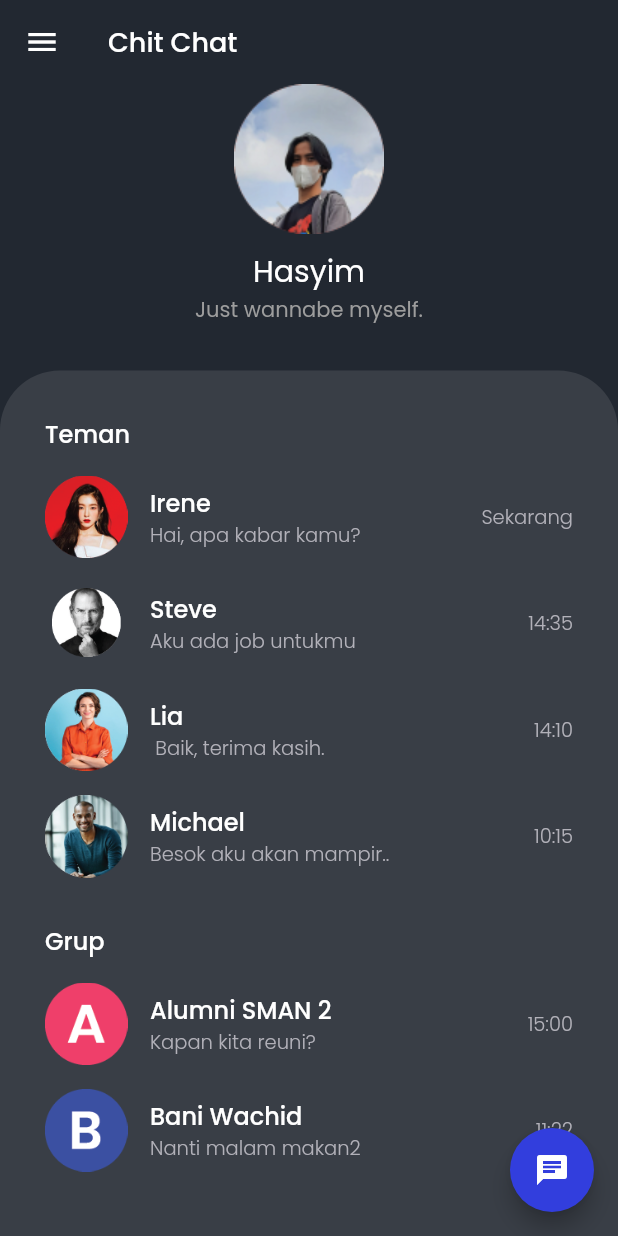
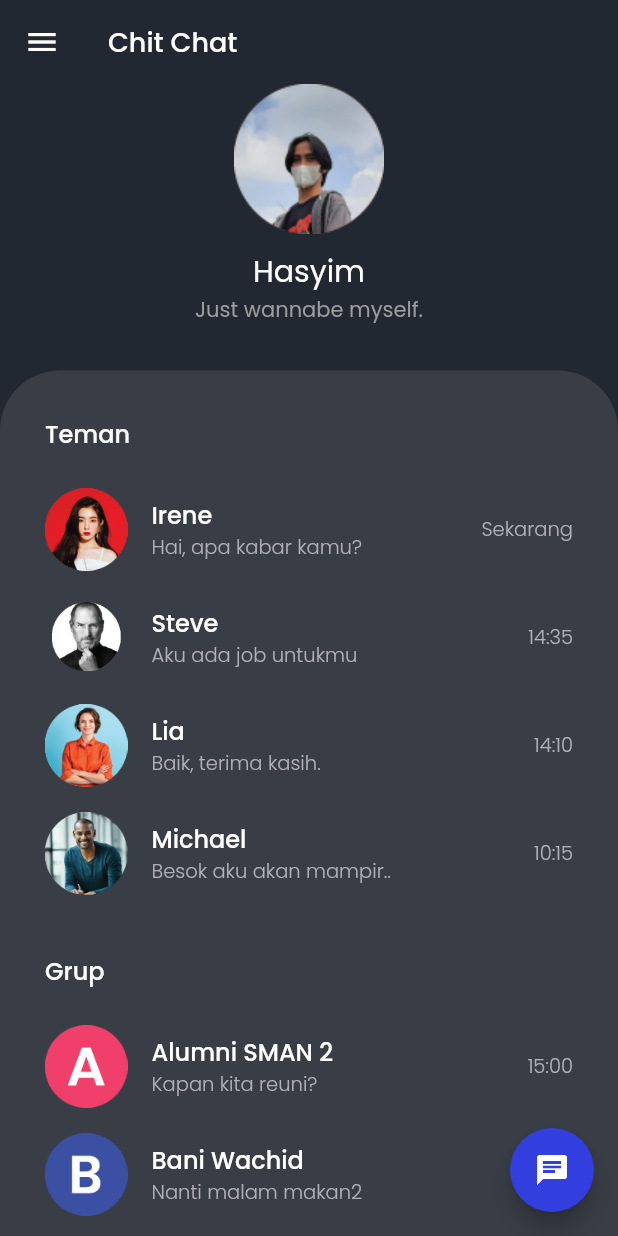
Before and after one commit to hasyimzii/widget_basic, a Flutter app: the screen it shows after launch, on a phone screen of 412 x 824 dp. Run offline on Flutter 3.47's test engine with Material 2 defaults, Android fonts, the light colour scheme and no system bars.

Commit message:
Change to ListView

```diff
--- a/lib/HomePage.dart
+++ b/lib/HomePage.dart
@@ -81,20 +81,15 @@ class HomePage extends StatelessWidget {
                       SizedBox(
                         height: 16,
                       ),
-                      Row(
-                        children: [
-                          Image.asset(
+
+                      ListTile(
+                        contentPadding: EdgeInsets.only(left: 0.0, right: 0.0),
+                        leading: Image.asset(
                           'assets/images/fr1.png',
                           width: 55,
                           height: 55,
                         ),
-                          SizedBox(
-                            width: 15,
-                          ),
-                          Column(
-                            crossAxisAlignment: CrossAxisAlignment.start,
-                            children: [
-                              Text(
+                        title: Text(
                           'Irene',
                           style: TextStyle(
                             color: Color(0xFFFFFFFF),
@@ -102,7 +97,7 @@ class HomePage extends StatelessWidget {
                             fontSize: 16,
                           ),
                         ),
-                              Text(
+                        subtitle: Text(
                           'Hai, apa kabar kamu?',
                           style: TextStyle(
                             color: Color(0xFFB2B1B9),
@@ -110,10 +105,7 @@ class HomePage extends StatelessWidget {
                             fontSize: 13,
                           ),
                         ),
-                            ],
-                          ),
-                          Spacer(),
-                          Text(
+                        trailing: Text(
                           'Sekarang',
                           style: TextStyle(
                             color: Color(0xFFB2B1B9),
@@ -121,25 +113,15 @@ class HomePage extends StatelessWidget {
                             fontSize: 13,
                           ),
                         ),
-                        ],
                       ),
-                      SizedBox(
-                        height: 16,
-                      ),
-                      Row(
-                        children: [
-                          Image.asset(
+                      ListTile(
+                        contentPadding: EdgeInsets.only(left: 0.0, right: 0.0),
+                        leading: Image.asset(
                           'assets/images/fr2.png',
                           width: 55,
                           height: 55,
                         ),
-                          SizedBox(
-                            width: 15,
-                          ),
-                          Column(
-                            crossAxisAlignment: CrossAxisAlignment.start,
-                            children: [
-                              Text(
+                        title: Text(
                           'Steve',
                           style: TextStyle(
                             color: Color(0xFFFFFFFF),
@@ -147,7 +129,7 @@ class HomePage extends StatelessWidget {
                             fontSize: 16,
                           ),
                         ),
-                              Text(
+                        subtitle: Text(
                           'Aku ada job untukmu',
                           style: TextStyle(
                             color: Color(0xFFB2B1B9),
@@ -155,10 +137,7 @@ class HomePage extends StatelessWidget {
                             fontSize: 13,
                           ),
                         ),
-                            ],
-                          ),
-                          Spacer(),
-                          Text(
+                        trailing: Text(
                           '14:35',
                           style: TextStyle(
                             color: Color(0xFFB2B1B9),
@@ -166,25 +145,15 @@ class HomePage extends StatelessWidget {
                             fontSize: 13,
                           ),
                         ),
-                        ],
                       ),
-                      SizedBox(
-                        height: 16,
-                      ),
-                      Row(
-                        children: [
-                          Image.asset(
+                      ListTile(
+                        contentPadding: EdgeInsets.only(left: 0.0, right: 0.0),
+                        leading: Image.asset(
                           'assets/images/fr3.png',
                           width: 55,
                           height: 55,
                         ),
-                          SizedBox(
-                            width: 15,
-                          ),
-                          Column(
-                            crossAxisAlignment: CrossAxisAlignment.start,
-                            children: [
-                              Text(
+                        title: Text(
                           'Lia',
                           style: TextStyle(
                             color: Color(0xFFFFFFFF),
@@ -192,18 +161,15 @@ class HomePage extends StatelessWidget {
                             fontSize: 16,
                           ),
                         ),
-                              Text(
-                                ' Baik, terima kasih.',
+                        subtitle: Text(
+                          'Baik, terima kasih.',
                           style: TextStyle(
                             color: Color(0xFFB2B1B9),
                             fontWeight: FontWeight.w300,
                             fontSize: 13,
                           ),
                         ),
-                            ],
-                          ),
-                          Spacer(),
-                          Text(
+                        trailing: Text(
                           '14:10',
                           style: TextStyle(
                             color: Color(0xFFB2B1B9),
@@ -211,25 +177,15 @@ class HomePage extends StatelessWidget {
                             fontSize: 13,
                           ),
                         ),
-                        ],
                       ),
-                      SizedBox(
-                        height: 16,
-                      ),
-                      Row(
-                        children: [
-                          Image.asset(
+                      ListTile(
+                        contentPadding: EdgeInsets.only(left: 0.0, right: 0.0),
+                        leading: Image.asset(
                           'assets/images/fr4.png',
                           width: 55,
                           height: 55,
                         ),
-                          SizedBox(
-                            width: 15,
-                          ),
-                          Column(
-                            crossAxisAlignment: CrossAxisAlignment.start,
-                            children: [
-                              Text(
+                        title: Text(
                           'Michael',
                           style: TextStyle(
                             color: Color(0xFFFFFFFF),
@@ -237,7 +193,7 @@ class HomePage extends StatelessWidget {
                             fontSize: 16,
                           ),
                         ),
-                              Text(
+                        subtitle: Text(
                           'Besok aku akan mampir..',
                           style: TextStyle(
                             color: Color(0xFFB2B1B9),
@@ -245,10 +201,7 @@ class HomePage extends StatelessWidget {
                             fontSize: 13,
                           ),
                         ),
-                            ],
-                          ),
-                          Spacer(),
-                          Text(
+                        trailing: Text(
                           '10:15',
                           style: TextStyle(
                             color: Color(0xFFB2B1B9),
@@ -256,7 +209,6 @@ class HomePage extends StatelessWidget {
                             fontSize: 13,
                           ),
                         ),
-                        ],
                       ),
                       SizedBox(
                         height: 30,
@@ -274,20 +226,14 @@ class HomePage extends StatelessWidget {
                       SizedBox(
                         height: 16,
                       ),
-                      Row(
-                        children: [
-                          Image.asset(
+                      ListTile(
+                        contentPadding: EdgeInsets.only(left: 0.0, right: 0.0),
+                        leading: Image.asset(
                           'assets/images/gr1.png',
                           width: 55,
                           height: 55,
                         ),
-                          SizedBox(
-                            width: 15,
-                          ),
-                          Column(
-                            crossAxisAlignment: CrossAxisAlignment.start,
-                            children: [
-                              Text(
+                        title: Text(
                           'Alumni SMAN 2',
                           style: TextStyle(
                             color: Color(0xFFFFFFFF),
@@ -295,7 +241,7 @@ class HomePage extends StatelessWidget {
                             fontSize: 16,
                           ),
                         ),
-                              Text(
+                        subtitle: Text(
                           'Kapan kita reuni?',
                           style: TextStyle(
                             color: Color(0xFFB2B1B9),
@@ -303,10 +249,7 @@ class HomePage extends StatelessWidget {
                             fontSize: 13,
                           ),
                         ),
-                            ],
-                          ),
-                          Spacer(),
-                          Text(
+                        trailing: Text(
                           '15:00',
                           style: TextStyle(
                             color: Color(0xFFB2B1B9),
@@ -314,25 +257,15 @@ class HomePage extends StatelessWidget {
                             fontSize: 13,
                           ),
                         ),
-                        ],
                       ),
-                      SizedBox(
-                        height: 16,
-                      ),
-                      Row(
-                        children: [
-                          Image.asset(
+                      ListTile(
+                        contentPadding: EdgeInsets.only(left: 0.0, right: 0.0),
+                        leading: Image.asset(
                           'assets/images/gr2.png',
                           width: 55,
                           height: 55,
                         ),
-                          SizedBox(
-                            width: 15,
-                          ),
-                          Column(
-                            crossAxisAlignment: CrossAxisAlignment.start,
-                            children: [
-                              Text(
+                        title: Text(
                           'Bani Wachid',
                           style: TextStyle(
                             color: Color(0xFFFFFFFF),
@@ -340,7 +273,7 @@ class HomePage extends StatelessWidget {
                             fontSize: 16,
                           ),
                         ),
-                              Text(
+                        subtitle: Text(
                           'Nanti malam makan2',
                           style: TextStyle(
                             color: Color(0xFFB2B1B9),
@@ -348,10 +281,7 @@ class HomePage extends StatelessWidget {
                             fontSize: 13,
                           ),
                         ),
-                            ],
-                          ),
-                          Spacer(),
-                          Text(
+                        trailing: Text(
                           '11:22',
                           style: TextStyle(
                             color: Color(0xFFB2B1B9),
@@ -359,12 +289,10 @@ class HomePage extends StatelessWidget {
                             fontSize: 13,
                           ),
                         ),
-                        ],
                       ),
                       SizedBox(
                         height: 30,
                       ),
-
                     ],
                   ),
                 )
```
Lines whose indentation alone changed are shown as unchanged.
